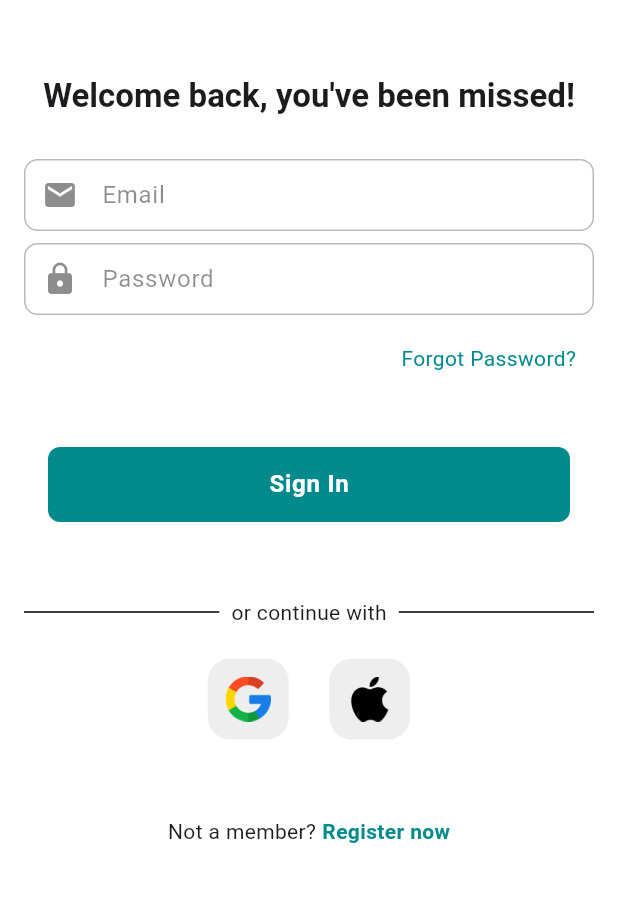
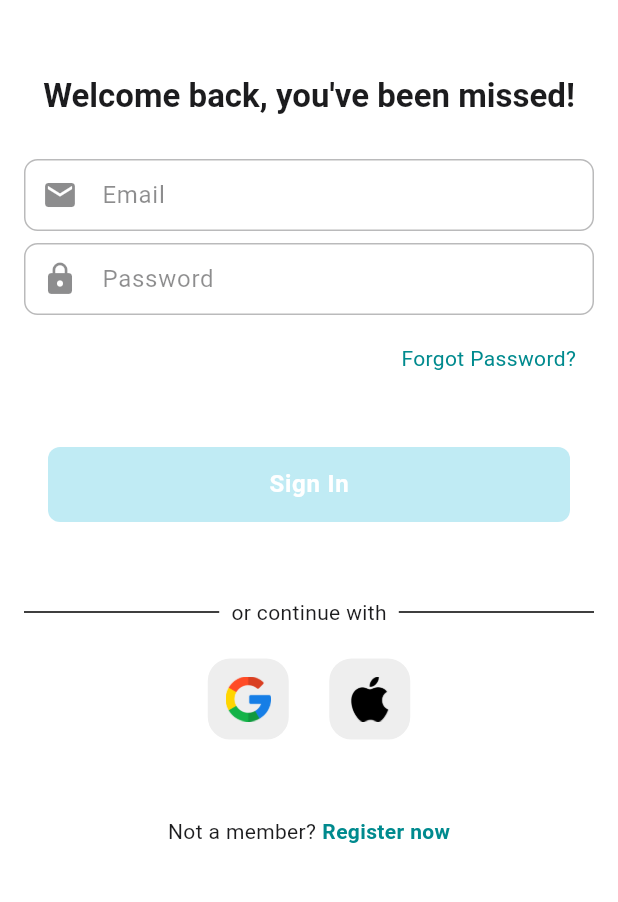
Before and after one commit to RamanGodun/Blueprint-APP, a Flutter app: the screen it shows after launch, on a phone screen of 412 x 824 dp, the part 285-1187 px from its top. Run offline on Flutter 3.47's test engine with Material 3 defaults, Android fonts, the phone set to English and light mode, and no system bars; our stand-ins replace cloud_firestore, dio, easy_localization, firebase_auth, firebase_core, flutter_hooks and 9 more; accounts and stored records are empty; generated files the repository leaves out were written again.

Commit message:
fix: fixed bugs with theme changing

```diff
--- a/lib/main/theme_and_routes_settings.dart
+++ b/lib/main/theme_and_routes_settings.dart
@@ -13,7 +13,12 @@ class ThemeAndRoutesSettings extends StatelessWidget {
   @override
   Widget build(BuildContext context) {
     return InheritedThemeManager(
-      child: MaterialApp.router(
+      child: Builder(
+        builder: (context) {
+          final themeProvider =
+              MyChangeNotifierProvider.watch<ThemeProvider>(context);
+
+          return MaterialApp.router(
             routerConfig: AppRoutes.router,
             debugShowCheckedModeBanner: false,
             restorationScopeId: 'This app',
@@ -21,11 +26,11 @@ class ThemeAndRoutesSettings extends StatelessWidget {
             supportedLocales: context.supportedLocales,
             locale: context.locale,
             title: LocaleKeys.appTitle.tr(),
-        theme: FIAppLightTheme.kLightTheme,
+            theme: ThisAppLightTheme.kLightTheme,
             darkTheme: ThisAppDarkTheme.kDarkTheme,
-        themeMode:
-            MyChangeNotifierProvider.watch<ThemeProvider>(context)?.themeMode ??
-                ThemeMode.system,
+            themeMode: themeProvider?.themeMode ?? ThemeMode.system,
+          );
+        },
       ),
     );
   }
--- a/lib/src/services/theme_service.dart
+++ b/lib/src/services/theme_service.dart
@@ -27,6 +27,7 @@ class ThemeService {
   }
 
   Future<ThemeMode> themeMode() async {
+    await _initialize();
     final themeModeString =
         await secureStorage.read(key: AppConstants.themeModeKey) ?? 'system';
     return _themeModeFromString(themeModeString);
--- a/lib/state_management/inherited_theme_manager.dart
+++ b/lib/state_management/inherited_theme_manager.dart
@@ -1,5 +1,5 @@
-import 'package:blueprint_4app/src/helpers/my_change_notifier_provider.dart';
 import 'package:flutter/material.dart';
+import '../src/helpers/my_change_notifier_provider.dart';
 import 'theme_provider.dart';
 
 class InheritedThemeManager extends StatefulWidget {
--- a/lib/theme_configuration/app_themes.dart
+++ b/lib/theme_configuration/app_themes.dart
@@ -30,7 +30,7 @@ class ThisAppDarkTheme {
   );
 }
 
-class FIAppLightTheme {
+class ThisAppLightTheme {
   static final ThemeData kLightTheme = ThemeData.light().copyWith(
     visualDensity: VisualDensity.adaptivePlatformDensity,
     colorScheme: ThisAppColors.kColorScheme,
--- a/lib/widgets/static/buttons/static_buttons.dart
+++ b/lib/widgets/static/buttons/static_buttons.dart
@@ -13,7 +13,7 @@ class StaticCustomButtons {
         padding: const EdgeInsets.symmetric(horizontal: 8, vertical: 6),
         margin: const EdgeInsets.symmetric(horizontal: 16),
         decoration: BoxDecoration(
-          color: colorScheme.primary,
+          color: colorScheme.secondary.withOpacity(0.3),
           borderRadius: BorderRadius.circular(8),
         ),
         child: Center(
```
Also changed, not shown: 1 other file. Lines whose indentation alone changed are shown as unchanged.
